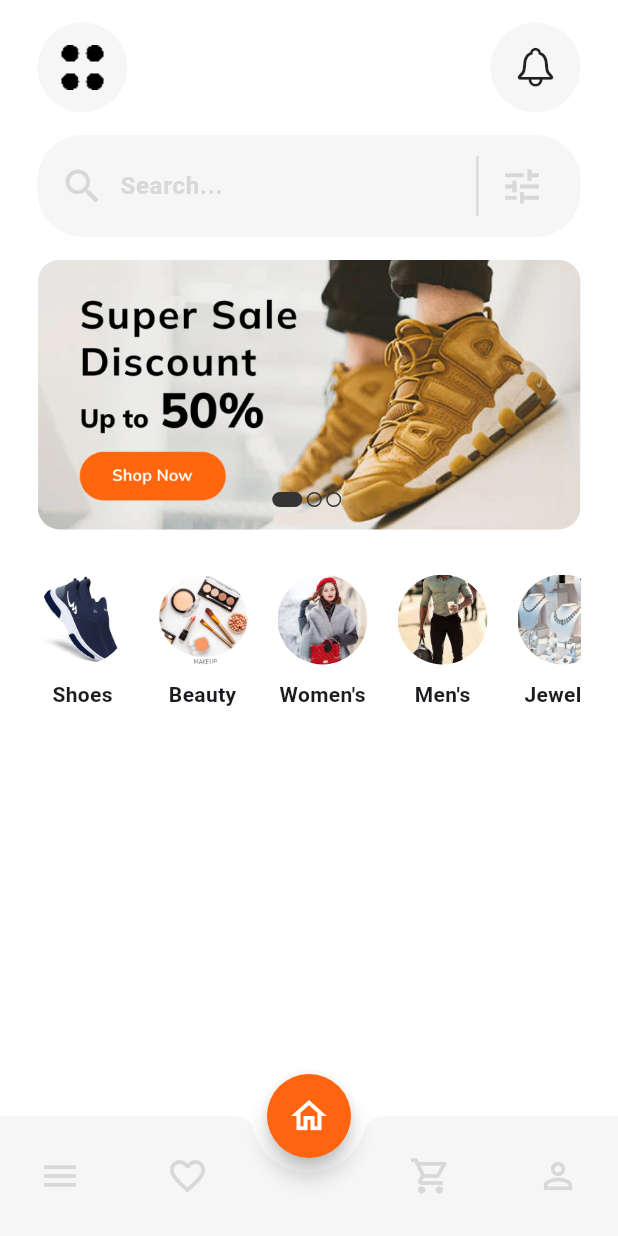
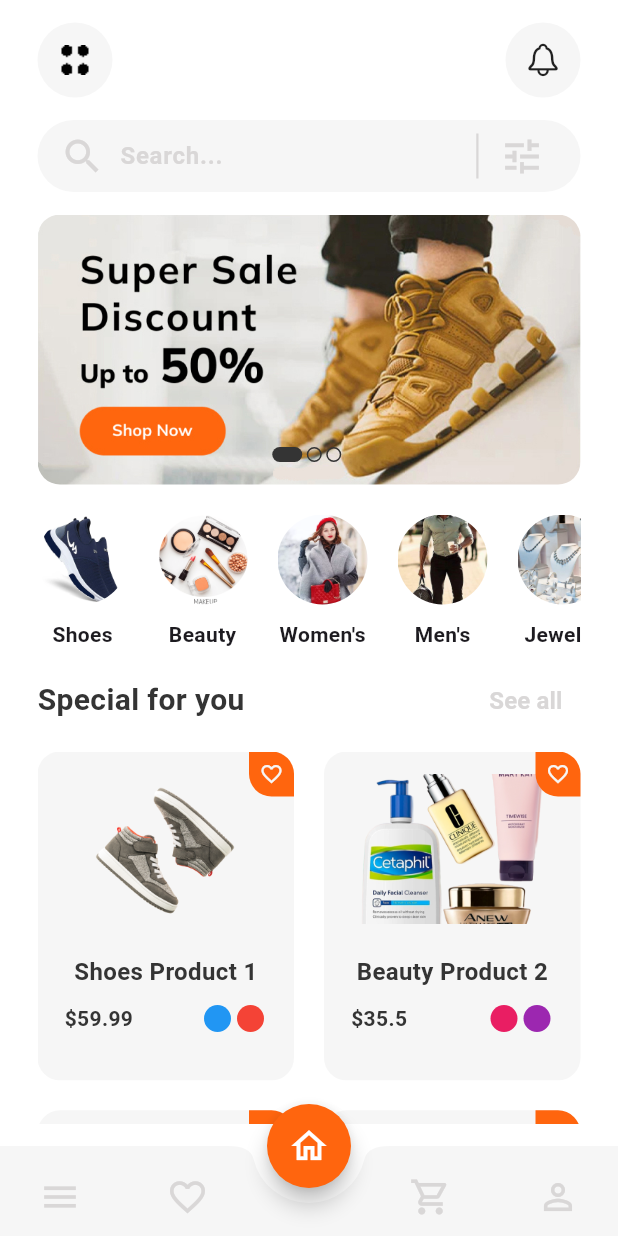
Before and after one commit to IBRHMHMDY/ecommerce_app_provider, a Flutter app: the screen it shows after launch, on a phone screen of 412 x 824 dp. Run offline on Flutter 3.47's test engine with Material 3 defaults, Android fonts, the phone set to English and light mode, and no system bars.

Commit message:
Complete Gridview Products Card

```diff
--- a/lib/main.dart
+++ b/lib/main.dart
@@ -3,7 +3,6 @@ import 'package:ecommerce_app_provider/core/routes.dart';
 import 'package:ecommerce_app_provider/views/app_screens.dart';
 import 'package:flutter/material.dart';
 import 'package:provider/provider.dart';
-
 import 'services/navigation_service.dart';
 import 'controllers/product_controller.dart';
 import 'controllers/cart_controller.dart';
@@ -26,8 +25,7 @@ class MyApp extends StatelessWidget {
         debugShowCheckedModeBanner: false,
         title: 'ECommerce App',
         theme: ThemeData(scaffoldBackgroundColor: AppColors.backgroundColor),
-        navigatorKey: NavigationService
-            .navigatorKey,
+        navigatorKey: NavigationService.navigatorKey,
         initialRoute: AppRoutes.home,
         home: AppScreens(),
         onGenerateRoute: AppRoutes.generateRoute,
--- a/lib/models/product_model.dart
+++ b/lib/models/product_model.dart
@@ -1,19 +1,27 @@
+import 'package:flutter/material.dart';
+
 class ProductModel {
   final int id;
-  final String name;
+  final String title;
   final String category;
+  final String image;
   final String description;
   final double price;
-  final String imageUrl;
   final double rating;
+  final String review;
+  final List<Color> colors;
+  int quantity;
 
   ProductModel({
     required this.id,
-    required this.name,
+    required this.title,
     required this.category,
+    required this.image,
     required this.description,
     required this.price,
-    required this.imageUrl,
     required this.rating,
+    required this.review,
+    required this.colors,
+    required this.quantity
   });
 }
--- a/lib/services/categories_data.dart
+++ /dev/null
@@ -1,12 +0,0 @@
-
-
-import 'package:ecommerce_app_provider/models/category_model.dart';
-
-List<CategoryModel> categories = [
-  CategoryModel(title: "Shoes", imagePath: "assets/images/categories/shoes.png"),
-  CategoryModel(title: "Beauty", imagePath: "assets/images/categories/beauty.png"),
-  CategoryModel(title: "Women's", imagePath: "assets/images/categories/womens.png"),
-  CategoryModel(title: "Men's", imagePath: "assets/images/categories/mens.png"),
-  CategoryModel(title: "Jewelry", imagePath: "assets/images/categories/jewelry.png"),
-  CategoryModel(title: "Technology", imagePath: "assets/images/categories/technology.jpg"),
-];
--- /dev/null
+++ b/lib/services/data/categories_data.dart
@@ -0,0 +1,25 @@
+import 'package:ecommerce_app_provider/models/category_model.dart';
+
+List<CategoryModel> categories = [
+  CategoryModel(
+    title: "Shoes",
+    imagePath: "assets/images/categories/shoes.png",
+  ),
+  CategoryModel(
+    title: "Beauty",
+    imagePath: "assets/images/categories/beauty.png",
+  ),
+  CategoryModel(
+    title: "Women's",
+    imagePath: "assets/images/categories/womens.png",
+  ),
+  CategoryModel(title: "Men's", imagePath: "assets/images/categories/mens.png"),
+  CategoryModel(
+    title: "Jewelry",
+    imagePath: "assets/images/categories/jewelry.png",
+  ),
+  CategoryModel(
+    title: "Electronics",
+    imagePath: "assets/images/categories/technology.jpg",
+  ),
+];
--- /dev/null
+++ b/lib/services/data/products_data.dart
@@ -0,0 +1,365 @@
+import 'package:flutter/material.dart';
+import '../../models/product_model.dart';
+
+List<ProductModel> products = [
+  ProductModel(
+    id: 1,
+    title: "Shoes Product 1",
+    category: "Shoes",
+    image: "assets/images/products/shoes1.png",
+    description: "This is a high-quality shoes product number 1.",
+    price: 59.99,
+    rating: 4.5,
+    review: "120 reviews",
+    colors: [Colors.blue, Colors.red],
+    quantity: 10,
+  ),
+  ProductModel(
+    id: 2,
+    title: "Beauty Product 2",
+    category: "Beauty",
+    image: "assets/images/products/beauty1.png",
+    description: "This is a high-quality beauty product number 2.",
+    price: 35.50,
+    rating: 4.2,
+    review: "80 reviews",
+    colors: [Colors.pink, Colors.purple],
+    quantity: 5,
+  ),
+  ProductModel(
+    id: 3,
+    title: "Women's Product 3",
+    category: "Women's",
+    image: "assets/images/products/womens1.png",
+    description: "This is a stylish women's product number 3.",
+    price: 89.00,
+    rating: 4.8,
+    review: "200 reviews",
+    colors: [Colors.black, Colors.orange],
+    quantity: 7,
+  ),
+  ProductModel(
+    id: 4,
+    title: "Men's Product 4",
+    category: "Men's",
+    image: "assets/images/products/mens1.png",
+    description: "This is a modern men's product number 4.",
+    price: 70.75,
+    rating: 4.1,
+    review: "65 reviews",
+    colors: [Colors.blueGrey, Colors.green],
+    quantity: 12,
+  ),
+  ProductModel(
+    id: 5,
+    title: "Jewelry Product 5",
+    category: "Jewelry",
+    image: "assets/images/products/jewelry1.png",
+    description: "This is a premium jewelry product number 5.",
+    price: 150.00,
+    rating: 4.9,
+    review: "310 reviews",
+    colors: [Colors.yellow, Colors.white],
+    quantity: 3,
+  ),
+  ProductModel(
+    id: 6,
+    title: "Electronics Product 6",
+    category: "Electronics",
+    image: "assets/images/products/tech1.png",
+    description: "This is a high-tech electronics product number 6.",
+    price: 220.99,
+    rating: 4.6,
+    review: "410 reviews",
+    colors: [Colors.grey, Colors.black],
+    quantity: 8,
+  ),
+  ProductModel(
+    id: 7,
+    title: "Shoes Product 7",
+    category: "Shoes",
+    image: "assets/images/products/shoes2.png",
+    description: "Comfortable shoes product number 7.",
+    price: 65.40,
+    rating: 4.3,
+    review: "95 reviews",
+    colors: [Colors.red, Colors.blue],
+    quantity: 15,
+  ),
+  ProductModel(
+    id: 8,
+    title: "Beauty Product 8",
+    category: "Beauty",
+    image: "assets/images/products/beauty2.png",
+    description: "Beauty care product number 8.",
+    price: 42.75,
+    rating: 4.0,
+    review: "120 reviews",
+    colors: [Colors.pink],
+    quantity: 6,
+  ),
+  ProductModel(
+    id: 9,
+    title: "Women's Product 9",
+    category: "Women's",
+    image: "assets/images/products/womens2.png",
+    description: "Fashionable women's product number 9.",
+    price: 99.99,
+    rating: 4.7,
+    review: "280 reviews",
+    colors: [Colors.orange, Colors.purple],
+    quantity: 9,
+  ),
+  ProductModel(
+    id: 10,
+    title: "Men's Product 10",
+    category: "Men's",
+    image: "assets/images/products/mens2.png",
+    description: "Trendy men's product number 10.",
+    price: 75.20,
+    rating: 4.4,
+    review: "140 reviews",
+    colors: [Colors.green, Colors.black],
+    quantity: 4,
+  ),
+  ProductModel(
+    id: 11,
+    title: "Jewelry Product 11",
+    category: "Jewelry",
+    image: "assets/images/products/jewelry2.png",
+    description: "Elegant jewelry product number 11.",
+    price: 180.00,
+    rating: 4.8,
+    review: "230 reviews",
+    colors: [Colors.amber, Colors.white],
+    quantity: 6,
+  ),
+  ProductModel(
+    id: 12,
+    title: "Electronics Product 12",
+    category: "Electronics",
+    image: "assets/images/products/tech2.png",
+    description: "Innovative electronics product number 12.",
+    price: 199.99,
+    rating: 4.5,
+    review: "190 reviews",
+    colors: [Colors.black, Colors.blueGrey],
+    quantity: 11,
+  ),
+  ProductModel(
+    id: 13,
+    title: "Shoes Product 13",
+    category: "Shoes",
+    image: "assets/images/products/shoes3.png",
+    description: "Sport shoes product number 13.",
+    price: 49.99,
+    rating: 4.1,
+    review: "75 reviews",
+    colors: [Colors.green, Colors.orange],
+    quantity: 8,
+  ),
+  ProductModel(
+    id: 14,
+    title: "Beauty Product 14",
+    category: "Beauty",
+    image: "assets/images/products/beauty3.png",
+    description: "Luxury beauty product number 14.",
+    price: 55.25,
+    rating: 4.6,
+    review: "150 reviews",
+    colors: [Colors.pink, Colors.red],
+    quantity: 5,
+  ),
+  ProductModel(
+    id: 15,
+    title: "Women's Product 15",
+    category: "Women's",
+    image: "assets/images/products/womens3.png",
+    description: "Elegant women's product number 15.",
+    price: 120.00,
+    rating: 4.9,
+    review: "350 reviews",
+    colors: [Colors.purple, Colors.yellow],
+    quantity: 2,
+  ),
+  ProductModel(
+    id: 16,
+    title: "Men's Product 16",
+    category: "Men's",
+    image: "assets/images/products/mens2.png",
+    description: "Classic men's product number 16.",
+    price: 88.75,
+    rating: 4.2,
+    review: "110 reviews",
+    colors: [Colors.blueGrey, Colors.black],
+    quantity: 14,
+  ),
+  ProductModel(
+    id: 17,
+    title: "Jewelry Product 17",
+    category: "Jewelry",
+    image: "assets/images/products/jewelry3.png",
+    description: "Luxury jewelry product number 17.",
+    price: 210.00,
+    rating: 4.7,
+    review: "260 reviews",
+    colors: [Colors.yellow, Colors.white],
+    quantity: 3,
+  ),
+  ProductModel(
+    id: 18,
+    title: "Electronics Product 18",
+    category: "Electronics",
+    image: "assets/images/products/tech3.jpg",
+    description: "Smart electronics product number 18.",
+    price: 240.50,
+    rating: 4.4,
+    review: "300 reviews",
+    colors: [Colors.grey, Colors.black],
+    quantity: 9,
+  ),
+  ProductModel(
+    id: 19,
+    title: "Shoes Product 19",
+    category: "Shoes",
+    image: "assets/images/products/shoes4.png",
+    description: "Running shoes product number 19.",
+    price: 79.99,
+    rating: 4.5,
+    review: "180 reviews",
+    colors: [Colors.blue, Colors.green],
+    quantity: 6,
+  ),
+  ProductModel(
+    id: 20,
+    title: "Beauty Product 20",
+    category: "Beauty",
+    image: "assets/images/products/beauty4.png",
+    description: "Organic beauty product number 20.",
+    price: 48.90,
+    rating: 4.0,
+    review: "95 reviews",
+    colors: [Colors.pink, Colors.orange],
+    quantity: 10,
+  ),
+  ProductModel(
+    id: 21,
+    title: "Women's Product 21",
+    category: "Women's",
+    image: "assets/images/products/womens4.png",
+    description: "Casual women's product number 21.",
+    price: 85.30,
+    rating: 4.3,
+    review: "130 reviews",
+    colors: [Colors.black, Colors.purple],
+    quantity: 8,
+  ),
+  ProductModel(
+    id: 22,
+    title: "Men's Product 22",
+    category: "Men's",
+    image: "assets/images/products/mens1.png",
+    description: "Summer men's product number 22.",
+    price: 69.99,
+    rating: 4.1,
+    review: "115 reviews",
+    colors: [Colors.green, Colors.blue],
+    quantity: 12,
+  ),
+  ProductModel(
+    id: 23,
+    title: "Jewelry Product 23",
+    category: "Jewelry",
+    image: "assets/images/products/jewelry4.png",
+    description: "Shiny jewelry product number 23.",
+    price: 190.00,
+    rating: 4.9,
+    review: "410 reviews",
+    colors: [Colors.yellow, Colors.red],
+    quantity: 4,
+  ),
+  ProductModel(
+    id: 24,
+    title: "Electronics Product 24",
+    category: "Electronics",
+    image: "assets/images/products/tech4.png",
+    description: "Advanced electronics product number 24.",
+    price: 260.00,
+    rating: 4.7,
+    review: "320 reviews",
+    colors: [Colors.black, Colors.grey],
+    quantity: 7,
+  ),
+  ProductModel(
+    id: 25,
+    title: "Shoes Product 25",
+    category: "Shoes",
+    image: "assets/images/products/shoes5.png",
+    description: "Leather shoes product number 25.",
+    price: 90.00,
+    rating: 4.2,
+    review: "145 reviews",
+    colors: [Colors.brown, Colors.black],
+    quantity: 11,
+  ),
+  ProductModel(
+    id: 26,
+    title: "Beauty Product 26",
+    category: "Beauty",
+    image: "assets/images/products/beauty5.png",
+    description: "Luxury skincare product number 26.",
+    price: 60.75,
+    rating: 4.6,
+    review: "210 reviews",
+    colors: [Colors.pink, Colors.white],
+    quantity: 6,
+  ),
+  ProductModel(
+    id: 27,
+    title: "Women's Product 27",
+    category: "Women's",
+    image: "assets/images/products/womens3.png",
+    description: "Trendy women's product number 27.",
+    price: 110.00,
+    rating: 4.8,
+    review: "280 reviews",
+    colors: [Colors.orange, Colors.purple],
+    quantity: 5,
+  ),
+  ProductModel(
+    id: 28,
+    title: "Men's Product 28",
+    category: "Men's",
+    image: "assets/images/products/mens2.png",
+    description: "Stylish men's product number 28.",
+    price: 82.50,
+    rating: 4.3,
+    review: "160 reviews",
+    colors: [Colors.blueGrey, Colors.green],
+    quantity: 9,
+  ),
+  ProductModel(
+    id: 29,
+    title: "Jewelry Product 29",
+    category: "Jewelry",
+    image: "assets/images/products/jewelry5.png",
+    description: "Diamond jewelry product number 29.",
+    price: 250.00,
+    rating: 4.9,
+    review: "500 reviews",
+    colors: [Colors.yellow, Colors.white],
+    quantity: 2,
+  ),
+  ProductModel(
+    id: 30,
+    title: "Electronics Product 30",
+    category: "Electronics",
+    image: "assets/images/products/tech5.jpg",
+    description: "High-end electronics product number 30.",
+    price: 300.00,
+    rating: 5.0,
+    review: "600 reviews",
+    colors: [Colors.black, Colors.blue],
+    quantity: 10,
+  ),
+];
--- a/lib/services/products_data.dart
+++ /dev/null
@@ -1,41 +0,0 @@
-import '../models/product_model.dart';
-
-class ProductsData {
-  static List<ProductModel> getProducts() {
-    return [
-      ProductModel(
-        id: 1,
-        name: "Nike Air Max 270",
-        category: "Shoes",
-        description:
-            "The Nike Air Max 270 delivers visible cushioning and all-day comfort with a modern look.",
-        price: 150.00,
-        imageUrl:
-            "https://i.ibb.co/7y9Q2Vj/nike-air-max-270.png", // صورة شبشب نايك
-        rating: 4.5,
-      ),
-      ProductModel(
-        id: 2,
-        name: "Adidas Ultraboost 22",
-        category: "Shoes",
-        description:
-            "Adidas Ultraboost 22 offers energy return with a sleek design for daily running and casual wear.",
-        price: 180.00,
-        imageUrl:
-            "https://i.ibb.co/3cvMPrw/adidas-ultraboost-22.png", // صورة اديداس
-        rating: 4.8,
-      ),
-      ProductModel(
-        id: 3,
-        name: "Puma RS-X",
-        category: "Shoes",
-        description:
-            "Puma RS-X reinvents the style with bold colors, retro vibes, and extreme comfort.",
-        price: 120.00,
-        imageUrl:
-            "https://i.ibb.co/9bvFF4q/puma-rsx.png", // صورة بوما
-        rating: 4.3,
-      ),
-    ];
-  }
-}
--- a/lib/views/home/home_screen.dart
+++ b/lib/views/home/home_screen.dart
@@ -1,8 +1,10 @@
-import 'package:ecommerce_app_provider/views/home/widgets/list_categories.dart';
 import 'package:flutter/material.dart';
 import 'package:ecommerce_app_provider/views/home/widgets/app_bar_home.dart';
 import 'package:ecommerce_app_provider/views/home/widgets/search_bar_home.dart';
 import 'package:ecommerce_app_provider/views/home/widgets/carousel_banner.dart';
+import 'package:ecommerce_app_provider/views/home/widgets/list_categories.dart';
+import 'package:ecommerce_app_provider/views/home/widgets/header_section.dart';
+import 'package:ecommerce_app_provider/views/home/widgets/grid_view_products.dart';
 
 class HomeScreen extends StatelessWidget {
   const HomeScreen({super.key});
@@ -22,7 +24,10 @@ class HomeScreen extends StatelessWidget {
               CarouselBanner(),
               SizedBox(height: 15),
               ListCategories(),
-
+              SizedBox(height: 5),
+              HeaderSection(),
+              SizedBox(height: 10,),
+              GridViewProducts()
             ],
           ),
         ),
--- a/lib/views/home/widgets/app_bar_home.dart
+++ b/lib/views/home/widgets/app_bar_home.dart
@@ -12,32 +12,31 @@ class AppBarHome extends StatelessWidget {
         GestureDetector(
           onTap: () {},
           child: Container(
-            height: 60,
-            width: 60,
+            height: 50,
+            width: 50,
             decoration: BoxDecoration(
               color: AppColors.accentColor,
               borderRadius: BorderRadius.circular(50),
             ),
             child: Image.asset(
               "assets/images/icon.png",
-              height: 30,
-              width: 30,
-              cacheHeight: 30,
-              cacheWidth: 30,
-              filterQuality: FilterQuality.high,
+              height: 20,
+              width: 20,
+              cacheHeight: 20,
+              cacheWidth: 20,
             ),
           ),
         ),
         GestureDetector(
           onTap: () {},
           child: Container(
-            height: 60,
-            width: 60,
+            height: 50,
+            width: 50,
             decoration: BoxDecoration(
               color: AppColors.accentColor,
               borderRadius: BorderRadius.circular(50),
             ),
-            child: Icon(CupertinoIcons.bell, size: 30),
+            child: Icon(CupertinoIcons.bell, size: 25),
           ),
         ),
       ],
--- a/lib/views/home/widgets/carousel_banner.dart
+++ b/lib/views/home/widgets/carousel_banner.dart
@@ -1,5 +1,5 @@
 import 'package:ecommerce_app_provider/core/constants.dart';
-import 'package:ecommerce_app_provider/services/carousel_images_data.dart';
+import 'package:ecommerce_app_provider/services/data/carousel_images_data.dart';
 import 'package:flutter/material.dart';
 
 class CarouselBanner extends StatefulWidget {
--- /dev/null
+++ b/lib/views/home/widgets/grid_view_products.dart
@@ -0,0 +1,133 @@
+import 'package:ecommerce_app_provider/core/constants.dart';
+import 'package:ecommerce_app_provider/models/product_model.dart';
+import 'package:ecommerce_app_provider/services/data/products_data.dart';
+import 'package:flutter/material.dart';
+
+class GridViewProducts extends StatelessWidget {
+  const GridViewProducts({super.key});
+
+  @override
+  Widget build(BuildContext context) {
+    return Expanded(
+      child: SingleChildScrollView(
+        child: GridView.builder(
+          physics: NeverScrollableScrollPhysics(),
+          shrinkWrap: true,
+          gridDelegate: SliverGridDelegateWithFixedCrossAxisCount(
+            crossAxisCount: 2,
+            childAspectRatio: 0.78,
+            mainAxisSpacing: 20,
+            crossAxisSpacing: 20,
+          ),
+          itemCount: products.length,
+          itemBuilder: (context, index) =>
+              ProductCard(product: products[index]),
+        ),
+      ),
+    );
+  }
+}
+
+class ProductCard extends StatelessWidget {
+  final ProductModel product;
+  const ProductCard({super.key, required this.product});
+
+  @override
+  Widget build(BuildContext context) {
+    return GestureDetector(
+      onTap: () {},
+      child: Stack(
+        children: [
+          Container(
+            width: double.infinity,
+            height: 500,
+            decoration: BoxDecoration(
+              color: AppColors.accentColor,
+              borderRadius: BorderRadius.circular(15),
+            ),
+            child: Column(
+              children: [
+                Padding(
+                  padding: const EdgeInsets.symmetric(
+                    horizontal: 10,
+                    vertical: 15,
+                  ),
+                  child: Image.asset(
+                    product.image,
+                    fit: BoxFit.cover,
+                    height: 100,
+                    width: double.infinity,
+                  ),
+                ),
+                SizedBox(height: 5),
+                Text(
+                  product.title,
+                  style: TextStyle(
+                    color: AppColors.textDark,
+                    fontSize: 16,
+                    fontWeight: FontWeight.bold,
+                  ),
+                ),
+                SizedBox(height: 10),
+                Padding(
+                  padding: const EdgeInsets.symmetric(horizontal: 18),
+                  child: Row(
+                    mainAxisAlignment: MainAxisAlignment.spaceBetween,
+                    children: [
+                      Text(
+                        "\$${product.price.toString()}",
+                        style: TextStyle(
+                          color: AppColors.textDark,
+                          fontSize: 14,
+                          fontWeight: FontWeight.bold,
+                        ),
+                      ),
+                      Row(
+                        mainAxisAlignment: MainAxisAlignment.start,
+                        children: List.generate(
+                          product.colors.length,
+                          (index) => Container(
+                            margin: EdgeInsets.symmetric(horizontal: 2),
+                            width: 18,
+                            height: 18,
+                            decoration: BoxDecoration(
+                              color: product.colors[index],
+                              shape: BoxShape.circle,
+                            ),
+                          ),
+                        ),
+                      ),
+                    ],
+                  ),
+                ),
+              ],
+            ),
+          ),
+          Positioned(
+            top: 0,
+            right: 0,
+            child: GestureDetector(
+              onTap: () {},
+              child: Container(
+                height: 30,
+                width: 30,
+                decoration: BoxDecoration(
+                  color: AppColors.primaryColor,
+                  borderRadius: BorderRadius.only(
+                    topRight: Radius.circular(15),
+                    bottomLeft: Radius.circular(15),
+                  ),
+                ),
+                child: Icon(
+                  Icons.favorite_outline,
+                  color: AppColors.accentColor,
+                  size: 16,
+                ),
+              ),
+            ),
+          ),
+        ],
+      ),
+    );
+  }
+}
--- /dev/null
+++ b/lib/views/home/widgets/header_section.dart
@@ -0,0 +1,36 @@
+import 'package:ecommerce_app_provider/core/constants.dart';
+import 'package:flutter/material.dart';
+
+class HeaderSection extends StatelessWidget {
+  const HeaderSection({
+    super.key,
+  });
+
+  @override
+  Widget build(BuildContext context) {
+    return Row(
+      mainAxisAlignment: MainAxisAlignment.spaceBetween,
+      children: [
+        Text(
+          "Special for you",
+          style: TextStyle(
+            color: AppColors.textDark,
+            fontSize: 20,
+            fontWeight: FontWeight.bold,
+          ),
+        ),
+        TextButton(
+          onPressed: () {},
+          child: Text(
+            "See all",
+            style: TextStyle(
+              color: AppColors.textLight,
+              fontWeight: FontWeight.bold,
+              fontSize: 16,
+            ),
+          ),
+        ),
+      ],
+    );
+  }
+}
--- a/lib/views/home/widgets/list_categories.dart
+++ b/lib/views/home/widgets/list_categories.dart
@@ -1,4 +1,4 @@
-import 'package:ecommerce_app_provider/services/categories_data.dart';
+import 'package:ecommerce_app_provider/services/data/categories_data.dart';
 import 'package:flutter/material.dart';
 
 class ListCategories extends StatelessWidget {
@@ -6,13 +6,14 @@ class ListCategories extends StatelessWidget {
 
   @override
   Widget build(BuildContext context) {
-    return GestureDetector(
-      onTap: () {},
-      child: SizedBox(
-        height: 120,
-        child: ListView.separated(
-          scrollDirection: Axis.horizontal,
-          itemBuilder: (context, index) => Column(
+    return SizedBox(
+      height: 100,
+      child: ListView.separated(
+        scrollDirection: Axis.horizontal,
+        itemBuilder: (context, index) => InkWell(
+          onTap: () {},
+          borderRadius: BorderRadius.circular(15),
+          child: Column(
             mainAxisAlignment: MainAxisAlignment.center,
             children: [
               Container(
@@ -33,9 +34,9 @@ class ListCategories extends StatelessWidget {
               ),
             ],
           ),
-          separatorBuilder: (context, index) => SizedBox(width: 20),
-          itemCount: categories.length,
         ),
+        separatorBuilder: (context, index) => SizedBox(width: 20),
+        itemCount: categories.length,
       ),
     );
   }
--- a/lib/views/home/widgets/search_bar_home.dart
+++ b/lib/views/home/widgets/search_bar_home.dart
@@ -12,7 +12,7 @@ class SearchBarHome extends StatelessWidget {
         borderRadius: BorderRadius.circular(30),
       ),
       child: Padding(
-        padding: const EdgeInsets.symmetric(vertical: 10, horizontal: 15),
+        padding: const EdgeInsets.symmetric(horizontal: 15),
         child: Row(
           mainAxisAlignment: MainAxisAlignment.spaceBetween,
           children: [
@@ -33,7 +33,7 @@ class SearchBarHome extends StatelessWidget {
             ),
             Container(
               width: 1.5,
-              height: 40,
+              height: 30,
               decoration: BoxDecoration(
                 border: Border.all(color: AppColors.textLight),
               ),
--- a/lib/widgets/bottom_nav_bar.dart
+++ b/lib/widgets/bottom_nav_bar.dart
@@ -15,7 +15,7 @@ class _BottomNavBarState extends State<BottomNavBar> {
   Widget build(BuildContext context) {
     return BottomAppBar(
       elevation: 5,
-      height: 80,
+      height: 60,
       color: AppColors.accentColor,
       shape: CircularNotchedRectangle(),
       notchMargin: 10,
```
Also changed, not shown: assets/images/products/beauty3.png (added), assets/images/products/beauty4.png (added), assets/images/products/beauty5.png (added), assets/images/products/jewelry5.png (added), lib/services/data/carousel_images_data.dart (renamed from lib/services/carousel_images_data.dart).
